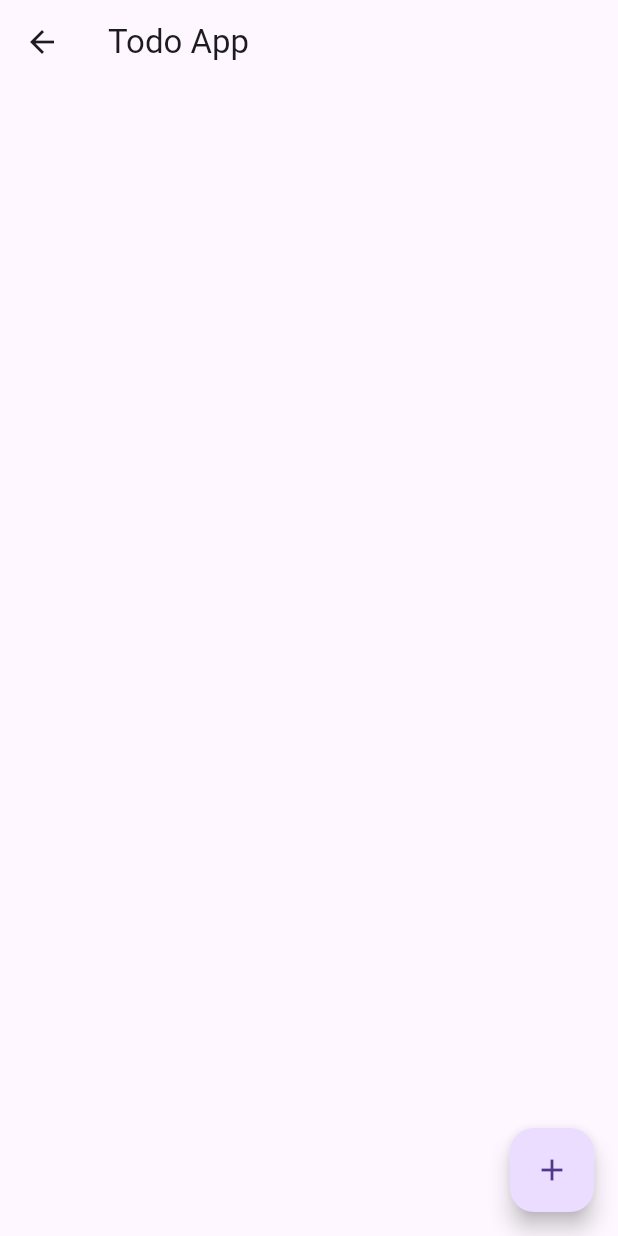
After one commit to darielkurt/bloc-bloc-bloc, a Flutter app: the screen it shows after launch, after a tap on "Todo Page", on a phone screen of 412 x 824 dp. The commit adds this screen. Run offline on Flutter 3.47's test engine with Material 3 defaults, Android fonts, the phone set to English and light mode, and no system bars; our stand-ins replace flutter_bloc, go_router.

Commit message:
+ added a simple to do app

```diff
--- a/lib/main.dart
+++ b/lib/main.dart
@@ -41,6 +41,14 @@ class BlocPlayground extends StatelessWidget {
             },
           ),
           const Divider(),
+          ListTile(
+            title: const Text('Todo Page'),
+            trailing: const Icon(Icons.arrow_forward),
+            onTap: () {
+              context.goNamed(AppRouter.crud.name);
+            },
+          ),
+          const Divider(),
         ],
       ),
     );
--- /dev/null
+++ b/lib/pages/crud.dart
@@ -0,0 +1,105 @@
+import 'package:flutter/material.dart';
+import 'package:flutter_bloc/flutter_bloc.dart';
+
+class Task {
+  final String? name;
+  final bool? isDone;
+  const Task({this.name, this.isDone});
+
+  Task copyWith({String? name, bool? isDone}) {
+    return Task(
+      name: name ?? this.name,
+      isDone: isDone ?? this.isDone,
+    );
+  }
+}
+
+class CrudApp extends StatelessWidget {
+  const CrudApp({super.key});
+
+  @override
+  Widget build(BuildContext context) {
+    return BlocProvider(
+      create: (_) => CrudCubit(),
+      child: const TodoPage(),
+    );
+  }
+}
+
+class CrudCubit extends Cubit<List<Task>> {
+  CrudCubit() : super([]);
+
+  void add(Task task) => emit([...state, task]);
+  void remove(int index) {
+    final newList = [...state];
+    newList.removeAt(index);
+    emit(newList);
+  }
+
+  void update({required Task task, required int index}) {
+    state[index] = task;
+    emit([...state]);
+  }
+}
+
+class TodoPage extends StatelessWidget {
+  const TodoPage({super.key});
+
+  @override
+  Widget build(BuildContext context) {
+    return BlocBuilder<CrudCubit, List<Task>>(
+      builder: (context, taskList) {
+        return Scaffold(
+          appBar: AppBar(
+            title: const Text('Todo App'),
+          ),
+          body: TodoList(taskList: taskList),
+          floatingActionButton: FloatingActionButton(
+            child: const Icon(Icons.add),
+            onPressed: () {
+              const task = Task(name: 'Kumain', isDone: false);
+              context.read<CrudCubit>().add(task);
+            },
+          ),
+        );
+      },
+    );
+  }
+}
+
+class TodoList extends StatelessWidget {
+  final List<Task> taskList;
+  const TodoList({
+    required this.taskList,
+    super.key,
+  });
+
+  @override
+  Widget build(BuildContext context) {
+    return ListView.separated(
+      itemBuilder: (context, index) {
+        final task = taskList[index];
+        return ListTile(
+          title: Text(task.name ?? 'ewan ko ba'),
+          leading: Icon(
+            task.isDone == true
+                ? Icons.check_box_rounded
+                : Icons.check_box_outline_blank_rounded,
+          ),
+          trailing: IconButton(
+              icon: const Icon(Icons.clear),
+              onPressed: () {
+                context.read<CrudCubit>().remove(index);
+              }),
+          onTap: () {
+            final isDone = task.isDone == true;
+            final newTask = task.copyWith(isDone: !isDone);
+            context.read<CrudCubit>().update(task: newTask, index: index);
+          },
+        );
+      },
+      separatorBuilder: (_, __) => const Divider(),
+      itemCount: taskList.length,
+    );
+  }
+}
--- a/lib/router.dart
+++ b/lib/router.dart
@@ -3,8 +3,11 @@ import 'package:bloc_bloc_bloc/pages/counter.dart';
 import 'package:flutter/material.dart';
 import 'package:go_router/go_router.dart';
 
+import 'pages/crud.dart';
+
 enum AppRouter {
   counter,
+  crud,
 }
 
 final GoRouter router = GoRouter(
@@ -22,6 +25,13 @@ final GoRouter router = GoRouter(
             return const CounterPage();
           },
         ),
+        GoRoute(
+          path: AppRouter.crud.name,
+          name: AppRouter.crud.name,
+          builder: (BuildContext context, GoRouterState state) {
+            return const CrudApp();
+          },
+        ),
       ],
     ),
   ],
```
